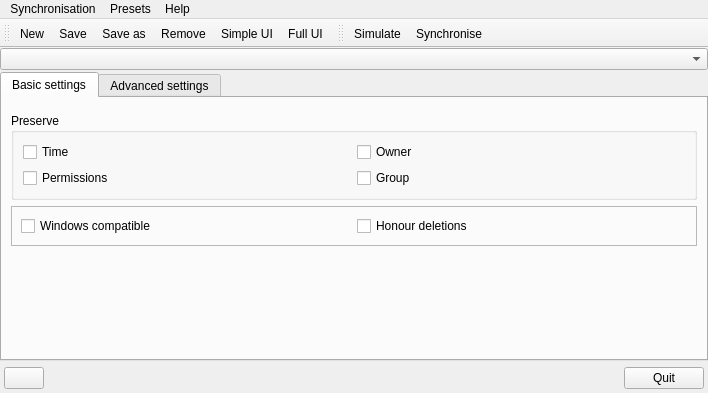
Old version of the form ui/mainwindow.ui in the repository darrenedale/Qync.
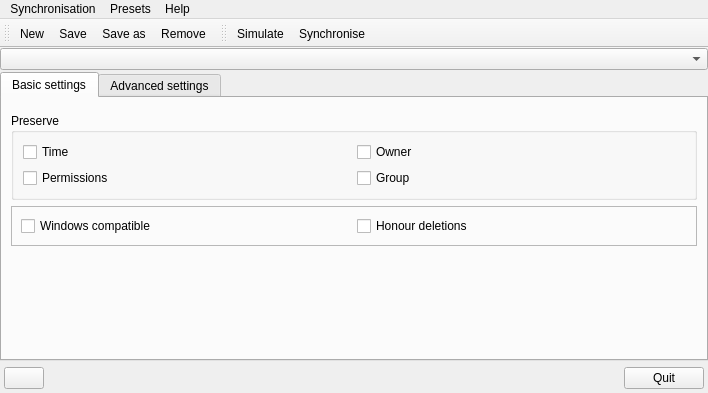
New version of the form. Icons and pictures are not drawn. Custom widgets are drawn as their Qt base class.

Commit message: User can switch temporarily between simple/full UI with Ctrl-U, S and Ctrl-U, F respectively. Also through the menu. Updated tooltip for UI switch in prefs to explain briefly how this works.

Diff of the .ui file:
```diff
--- a/ui/mainwindow.ui
+++ b/ui/mainwindow.ui
@@ -540,8 +540,6 @@
    <addaction name="actionSave"/>
    <addaction name="actionSaveAs"/>
    <addaction name="actionRemove"/>
-   <addaction name="actionSimpleUi"/>
-   <addaction name="actionFullUi"/>
   </widget>
   <widget class="QToolBar" name="synchroniseToolbar">
    <property name="windowTitle">
```
Left out of the diff: 52 changed lines with no effect on the pictures. The commit also changes 2 other files.
